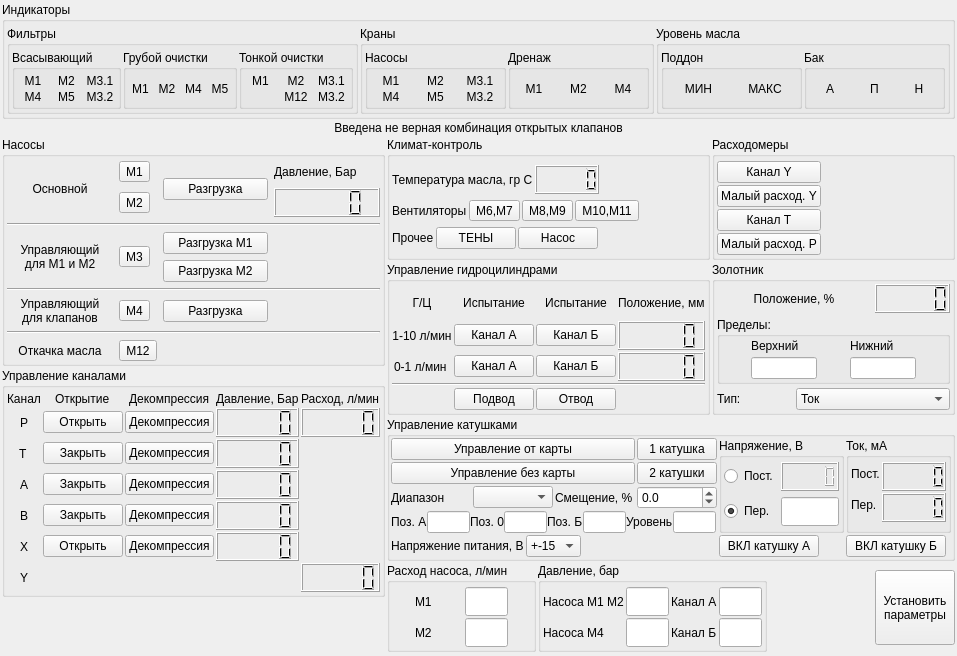
Above: manual_control.ui from firef0xff/SSHGS01 before the change. Below: the same form after it.
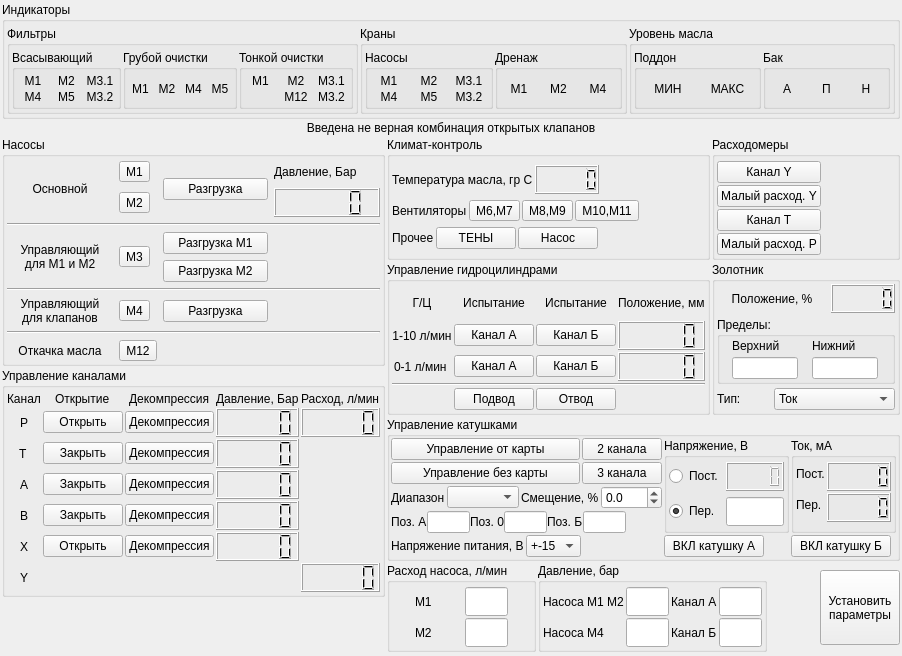
That is the form after the change.

```diff
--- a/manual_control.ui
+++ b/manual_control.ui
@@ -1770,7 +1770,7 @@
            <number>500</number>
           </property>
           <property name="text">
-           <string>1 катушка</string>
+           <string>2 канала</string>
           </property>
           <property name="checkable">
            <bool>true</bool>
@@ -1786,7 +1786,7 @@
            <number>500</number>
           </property>
           <property name="text">
-           <string>2 катушки</string>
+           <string>3 канала</string>
           </property>
           <property name="checkable">
            <bool>true</bool>
@@ -1980,29 +1980,6 @@
             </property>
            </widget>
           </item>
-          <item>
-           <widget class="QLabel" name="l_sig_max">
-            <property name="text">
-             <string>Уровень</string>
-            </property>
-           </widget>
-          </item>
-          <item>
-           <widget class="QLineEdit" name="SigMax">
-            <property name="sizePolicy">
-             <sizepolicy hsizetype="Preferred" vsizetype="Fixed">
-              <horstretch>0</horstretch>
-              <verstretch>0</verstretch>
-             </sizepolicy>
-            </property>
-            <property name="maximumSize">
-             <size>
-              <width>43</width>
-              <height>16777215</height>
-             </size>
-            </property>
-           </widget>
-          </item>
           <item>
            <spacer name="horizontalSpacer_5">
             <property name="orientation">
```
